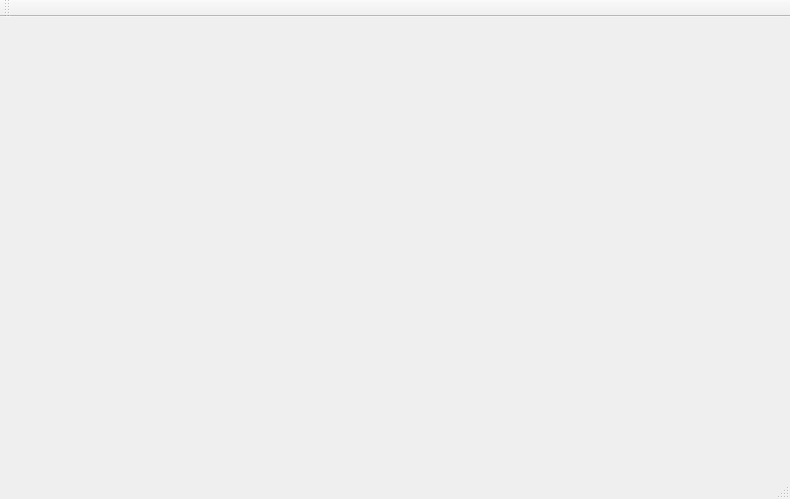
The window that src/gui/mainwindow.ui (gvolk/where_is_waldo) describes before a commit, drawn with Qt 5.
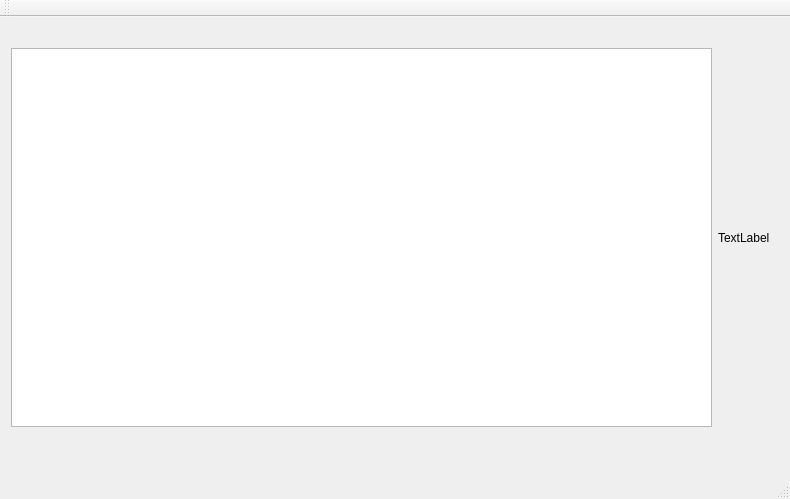
The same window after the commit.

```diff
--- a/src/gui/mainwindow.ui
+++ b/src/gui/mainwindow.ui
@@ -13,7 +13,33 @@
   <property name="windowTitle">
    <string>MainWindow</string>
   </property>
-  <widget class="QWidget" name="centralWidget"/>
+  <widget class="QWidget" name="centralWidget">
+   <property name="acceptDrops">
+    <bool>true</bool>
+   </property>
+   <widget class="QWidget" name="horizontalLayoutWidget">
+    <property name="geometry">
+     <rect>
+      <x>0</x>
+      <y>20</y>
+      <width>781</width>
+      <height>401</height>
+     </rect>
+    </property>
+    <layout class="QHBoxLayout" name="horizontalLayout">
+     <item>
+      <widget class="QListWidget" name="listWidget"/>
+     </item>
+     <item>
+      <widget class="QLabel" name="label">
+       <property name="text">
+        <string>TextLabel</string>
+       </property>
+      </widget>
+     </item>
+    </layout>
+   </widget>
+  </widget>
   <widget class="QMenuBar" name="menuBar">
    <property name="geometry">
     <rect>
```
